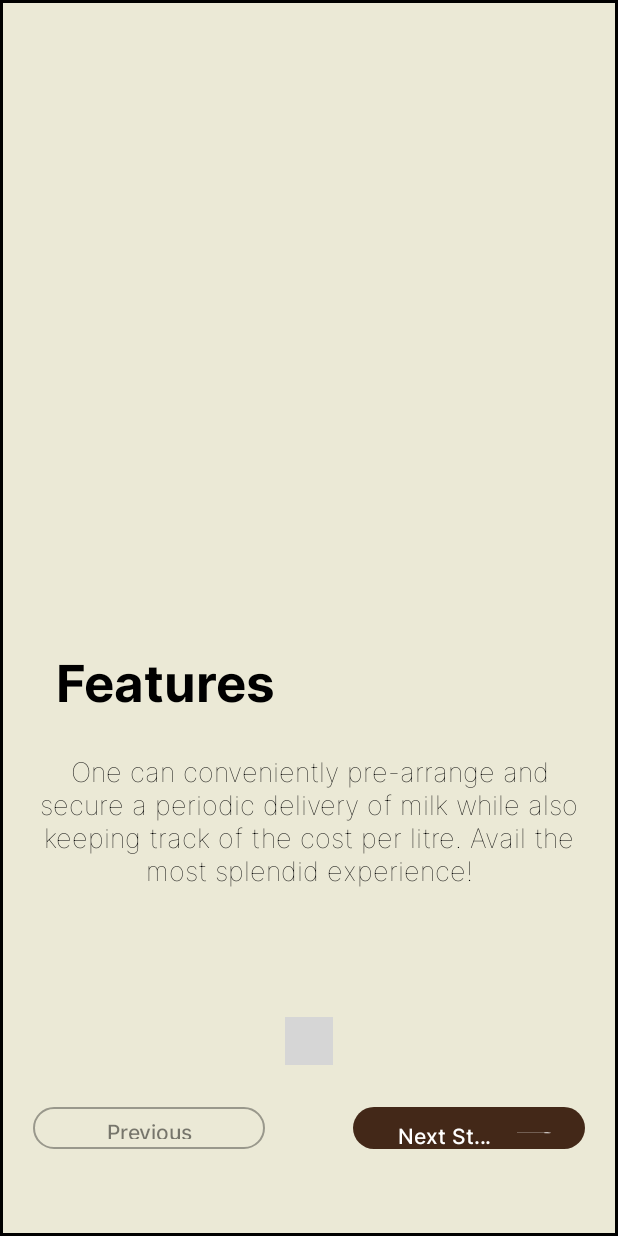
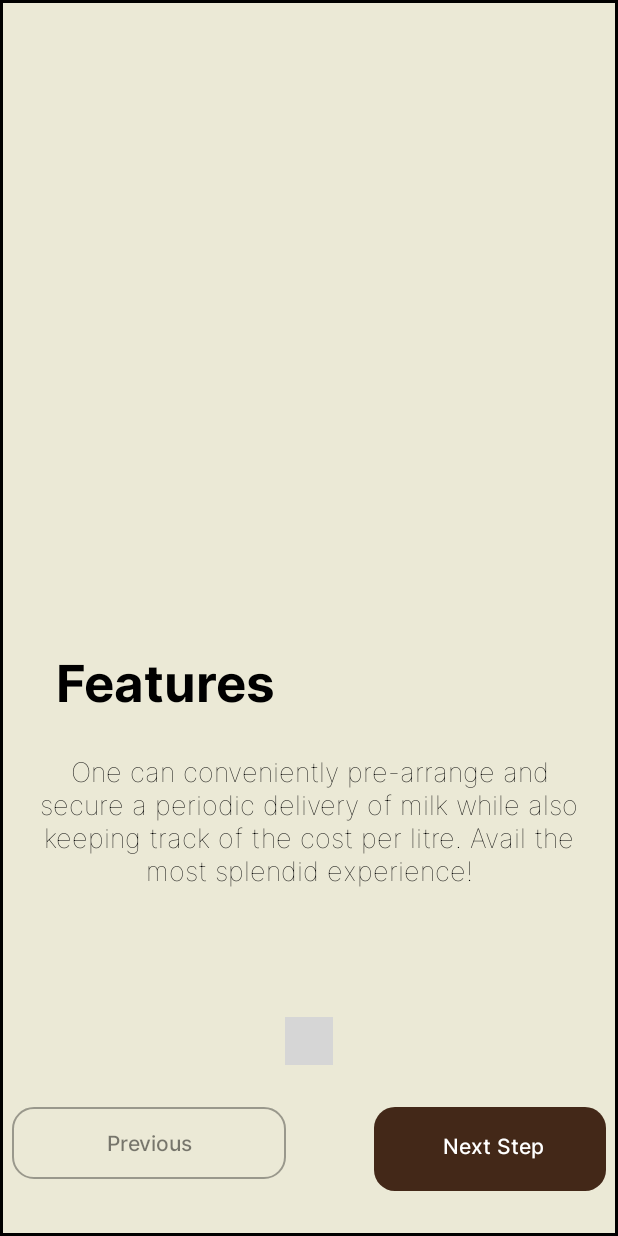
Before and after one commit to AnonymousCodes911/Milky-Wayy, an Android app: the NdView2Activity screen opened directly, with no data from a screen before it, on a phone screen of 412 x 824 dp. Run offline under Robolectric (Android 15) with nearby library versions, the phone set to English and light mode, and no system bars; our stand-ins replace data binding; plain views replace CustomShapePagerIndicator; 2 statements that could not run were skipped; grey boxes are pictures that could not be loaded.

Commit message:
fixed basic discrepancies

```diff
--- a/app/src/main/res/layout/activity_nd_view_2.xml
+++ b/app/src/main/res/layout/activity_nd_view_2.xml
@@ -4,103 +4,130 @@
     <data>
         <variable name="ndView2VM" type="com.utkarshsapplication.app.modules.ndview2.data.viewmodel.NdView2VM"/>
     </data>
-    <LinearLayout android:gravity="center_horizontal"
+
+    <LinearLayout
         android:id="@+id/linear2ndview2"
+        style="@style/groupStylegray_300"
+        android:layout_width="match_parent"
         android:layout_height="match_parent"
-        android:layout_width="match_parent"
-        android:orientation="vertical" style="@style/groupStylegray_300">
-        <FrameLayout android:id="@+id/frameStackfeatureremoveb"
+        android:gravity="center_horizontal"
+        android:orientation="vertical">
+
+        <FrameLayout
+            android:id="@+id/frameStackfeatureremoveb"
+            android:layout_width="@dimen/_311pxh"
+            android:layout_height="@dimen/_347pxv"
             android:layout_gravity="center_horizontal"
-            android:layout_height="@dimen/_347pxv"
-            android:layout_marginEnd="@dimen/_19pxh"
             android:layout_marginStart="@dimen/_19pxh"
-            android:layout_marginTop="@dimen/_26pxv" android:layout_width="@dimen/_311pxh">
-            <ImageView android:id="@+id/imageFeatureremoveb"
+            android:layout_marginTop="@dimen/_26pxv"
+            android:layout_marginEnd="@dimen/_19pxh">
+
+            <ImageView
+                android:id="@+id/imageFeatureremoveb"
+                imageRes="@{@drawable/img_featureremoveb}"
+                android:layout_width="match_parent"
+                android:layout_height="@dimen/_311pxv"
                 android:layout_gravity="top|start"
-                android:layout_height="@dimen/_311pxv"
                 android:layout_marginBottom="@dimen/_10pxv"
-                android:layout_width="match_parent"
                 android:scaleType="fitXY"
-                imageRes="@{@drawable/img_featureremoveb}"
-                tools:ignore="ContentDescription" tools:src="@drawable/img_featureremoveb"/>
-            <TextView android:ellipsize="end"
+                tools:ignore="ContentDescription"
+                tools:src="@drawable/img_featureremoveb" />
+
+            <TextView
                 android:id="@+id/txtFeatures"
+                style="@style/txtInterbold30"
+                android:layout_width="wrap_content"
+                android:layout_height="wrap_content"
                 android:layout_gravity="bottom|start"
-                android:layout_height="wrap_content"
-                android:layout_marginEnd="@dimen/_10pxh"
                 android:layout_marginStart="@dimen/_8pxh"
                 android:layout_marginTop="@dimen/_10pxv"
-                android:layout_width="wrap_content"
+                android:layout_marginEnd="@dimen/_10pxh"
+                android:ellipsize="end"
                 android:singleLine="true"
                 android:text="@{ndView2VM.ndView2Model.txtFeatures}"
-                style="@style/txtInterbold30" tools:text="@string/lbl_features"/>
+                tools:text="@string/lbl_features" />
         </FrameLayout>
-        <TextView android:gravity="center_horizontal"
+
+        <TextView
             android:id="@+id/txtDescription"
+            style="@style/txtInterthin16"
+            android:layout_width="match_parent"
             android:layout_height="wrap_content"
-            android:layout_marginEnd="@dimen/_19pxh"
             android:layout_marginStart="@dimen/_19pxh"
             android:layout_marginTop="@dimen/_17pxv"
-            android:layout_width="match_parent"
+            android:layout_marginEnd="@dimen/_19pxh"
+            android:gravity="center_horizontal"
             android:text="@{ndView2VM.ndView2Model.txtDescription}"
-            style="@style/txtInterthin16" tools:text="@string/msg_one_can_conveni"/>
+            tools:text="@string/msg_one_can_conveni" />
 
         <com.asksira.loopingviewpager.indicator.CustomShapePagerIndicator
             android:id="@+id/indicatorVolume"
+            android:layout_width="wrap_content"
+            android:layout_height="wrap_content"
             android:layout_gravity="center_horizontal"
-            android:layout_height="wrap_content"
-            android:layout_marginEnd="@dimen/_19pxh"
             android:layout_marginStart="@dimen/_19pxh"
             android:layout_marginTop="@dimen/_66pxv"
-            android:layout_width="wrap_content"
+            android:layout_marginEnd="@dimen/_19pxh"
             app:drawable_normal="@drawable/indicator_unselected_bg_gray_600_7f_radius_8"
             app:drawable_selected="@drawable/indicator_selected_bg_black_900_radius_8"
-            app:indicator_size="@dimen/_9pxh" app:indicator_spacing="@dimen/_18pxh"/>
-        <LinearLayout android:id="@+id/linearRowprevious"
-            android:layout_height="wrap_content"
-            android:layout_marginBottom="@dimen/_45pxv"
-            android:layout_marginEnd="@dimen/_19pxh"
+            app:indicator_size="@dimen/_9pxh"
+            app:indicator_spacing="@dimen/_18pxh" />
+
+        <LinearLayout
+            android:id="@+id/linearRowprevious"
+            android:layout_width="396dp"
+            android:layout_height="56dp"
             android:layout_marginStart="@dimen/_19pxh"
             android:layout_marginTop="@dimen/_22pxv"
-            android:layout_width="match_parent" android:orientation="horizontal">
+            android:layout_marginEnd="@dimen/_19pxh"
+            android:layout_marginBottom="@dimen/_45pxv"
+            android:orientation="horizontal">
+
             <androidx.appcompat.widget.AppCompatButton
-                android:ellipsize="end" android:gravity="center"
                 android:id="@+id/btnPrevious"
+                style="@style/btnSolidRoundedOutline"
+                android:layout_width="137dp"
                 android:layout_height="wrap_content"
-                android:layout_weight="0.5" android:layout_width="0dp"
-                android:paddingBottom="@dimen/_5pxv"
-                android:paddingEnd="@dimen/_30pxh"
+                android:layout_weight="0.5"
+                android:ellipsize="end"
+                android:gravity="center"
                 android:paddingStart="@dimen/_30pxh"
                 android:paddingTop="@dimen/_5pxv"
+                android:paddingEnd="@dimen/_30pxh"
+                android:paddingBottom="@dimen/_5pxv"
                 android:singleLine="true"
                 android:text="@string/lbl_previous"
                 android:textAllCaps="false"
-                style="@style/btnSolidRoundedOutline" tools:text="@string/lbl_previous"/>
-            <LinearLayout android:id="@+id/linearRownextstep"
-                android:layout_height="wrap_content"
+                tools:text="@string/lbl_previous" />
+
+            <LinearLayout
+                android:id="@+id/linearRownextstep"
+                style="@style/groupStylegray_1"
+                android:layout_width="109dp"
+                android:layout_height="match_parent"
                 android:layout_marginStart="@dimen/_51pxh"
-                android:layout_weight="0.5" android:layout_width="0dp"
-                android:orientation="horizontal" style="@style/groupStylegray_1">
-                <TextView android:ellipsize="end"
+                android:layout_weight="0.5"
+                android:orientation="horizontal"
+                android:paddingStart="@dimen/_30pxh"
+                android:paddingTop="@dimen/_5pxv"
+                android:paddingEnd="@dimen/_30pxh">
+
+                <TextView
                     android:id="@+id/txtNextStep"
-                    android:layout_height="wrap_content"
-                    android:layout_marginBottom="@dimen/_2pxv"
-                    android:layout_marginStart="@dimen/_26pxh"
-                    android:layout_marginTop="@dimen/_7pxv"
-                    android:layout_weight="0.74"
-                    android:layout_width="0dp" android:singleLine="true"
+                    style="@style/txtIntermedium12"
+                    android:layout_width="115dp"
+                    android:layout_height="30dp"
+                    android:layout_gravity="center"
+                    android:layout_weight="1"
+                    android:ellipsize="end"
+                    android:paddingStart="4.33dp"
+                    android:singleLine="true"
                     android:text="@{ndView2VM.ndView2Model.txtNextStep}"
-                    style="@style/txtIntermedium12" tools:text="@string/lbl_next_step"/>
-                <ImageView android:id="@+id/imageArrowTwo"
-                    android:layout_height="@dimen/_1pxh"
-                    android:layout_marginBottom="@dimen/_11pxv"
-                    android:layout_marginEnd="@dimen/_19pxh"
-                    android:layout_marginStart="@dimen/_11pxh"
-                    android:layout_marginTop="@dimen/_13pxv"
-                    android:layout_width="@dimen/_20pxh"
-                    android:scaleType="fitXY"
-                    android:src="@drawable/img_arrow1"
-                    tools:ignore="ContentDescription" tools:src="@drawable/img_arrow1"/>
+
+                    android:textAlignment="center"
+                    tools:text="@string/lbl_next_step" />
+
+
             </LinearLayout>
         </LinearLayout>
     </LinearLayout>
--- a/app/src/main/res/mipmap-anydpi-v26/ic_launcher.xml
+++ b/app/src/main/res/mipmap-anydpi-v26/ic_launcher.xml
@@ -1,5 +1,5 @@
 <?xml version="1.0" encoding="utf-8"?>
 <adaptive-icon xmlns:android="http://schemas.android.com/apk/res/android">
-    <background android:drawable="@drawable/ic_launcher_background" />
-    <foreground android:drawable="@drawable/ic_launcher_foreground" />
+    <background android:drawable="@drawable/img_whatsappimage_153x131" />
+    <foreground android:drawable="@drawable/img_whatsappimage_153x131" />
 </adaptive-icon>
--- a/app/src/main/res/mipmap-anydpi-v26/ic_launcher_round.xml
+++ b/app/src/main/res/mipmap-anydpi-v26/ic_launcher_round.xml
@@ -1,5 +1,5 @@
 <?xml version="1.0" encoding="utf-8"?>
 <adaptive-icon xmlns:android="http://schemas.android.com/apk/res/android">
-    <background android:drawable="@drawable/ic_launcher_background" />
-    <foreground android:drawable="@drawable/ic_launcher_foreground" />
+    <background android:drawable="@drawable/img_whatsappimage_153x131" />
+    <foreground android:drawable="@drawable/img_whatsappimage_153x131" />
 </adaptive-icon>
--- a/app/src/main/res/values/strings.xml
+++ b/app/src/main/res/values/strings.xml
@@ -1,6 +1,6 @@
 <?xml version="1.0" encoding="UTF-8" standalone="no"?>
 <resources>
-    <string name="app_name">utkarsh_s_application</string>
+    <string name="app_name">MilkyWayy</string>
     <string name="loading">Loading…</string>
     <string name="no_internet_connection">No internet connection!</string>
 <string name="lbl_continue">Continue</string>
@@ -30,7 +30,7 @@ May</string>
 <string name="lbl_hindi">Hindi</string>
 <string name="lbl_month">Month</string>
 <string name="msg_block_a_alpha">
-Block A, Alpha 2 Noida, U.P</string>
+Address</string>
 <string name="msg_scan_your_finge2">Scan Your Fingerprint...</string>
 <string name="lbl_select">Select</string>
 <string name="lbl_ajay_singh">Ajay Singh</string>
@@ -49,7 +49,7 @@ Block A, Alpha 2 Noida, U.P</string>
 <string name="msg_umm_no_notifi">Umm,
 No Notifications Yet!!</string>
 <string name="msg_akankshagarg3012">
-akankshagarg3010@gmail.com</string>
+Your Email</string>
 <string name="lbl_buttermilk">Buttermilk</string>
 <string name="lbl_91_8873532">+91 887353****</string>
 <string name="lbl_password">Password</string>
@@ -81,15 +81,15 @@ Choose anything that you want."</string>
 <string name="lbl_name">Name</string>
 <string name="lbl_91_887353">
 +91 887353****</string>
-<string name="msg_welcome_to_mil">Welcome  to Milk
+<string name="msg_welcome_to_mil">Welcome  to Milk-Delivery
 Managing App</string>
 <string name="lbl_skip">Skip</string>
 <string name="lbl_profile">Profile</string>
-<string name="lbl">************</string>
+<string name="lbl">Your Password</string>
 <string name="msg_log_back_into_y">Log back into your account</string>
 <string name="lbl_rs_69_l">Rs 69/L</string>
 <string name="lbl_choose">Choose</string>
-<string name="msg_akankshagarg301">akankshagarg3010@gmail.com</string>
+<string name="msg_akankshagarg301">Your Email</string>
 <string name="lbl_rs_65_l">Rs 65/L</string>
 <string name="lbl_email">Email</string>
 <string name="lbl_rs_60_l">Rs 60/L</string>
@@ -108,7 +108,7 @@ Sunny</string>
 Akanksha Garg</string>
 <string name="lbl_manan_bansal">Manan Bansal</string>
 <string name="lbl_welcome_back">Welcome back</string>
-<string name="lbl_hey_akanksha">Hey Akanksha!!</string>
+<string name="lbl_hey_akanksha">Hey User!!</string>
 <string name="lbl_ghee">Ghee</string>
 <string name="lbl_explore">Explore</string>
 <string name="lbl_cheese">Cheese</string>
```
